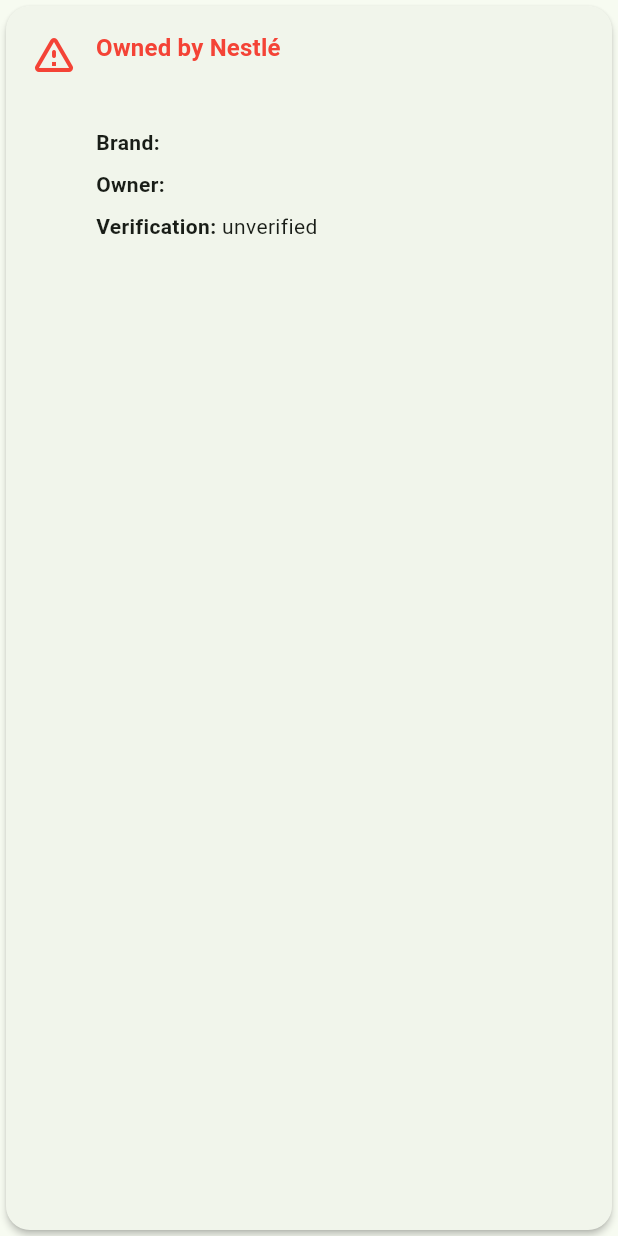
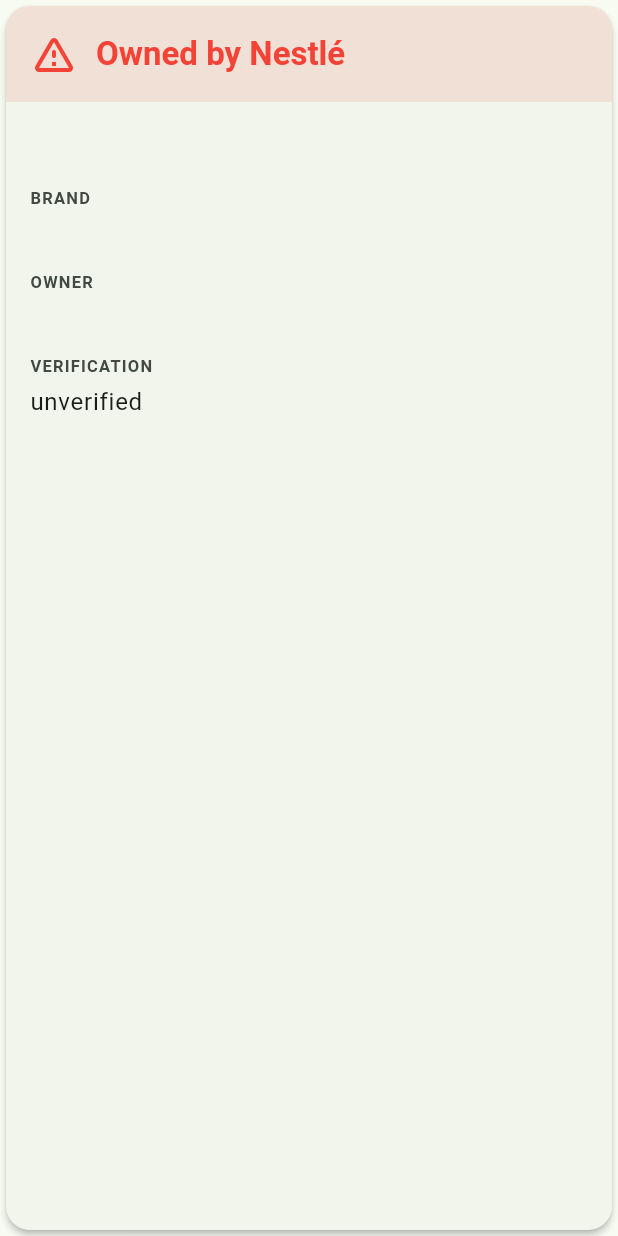
Before and after one commit to MGHADERI-25/whoownsit, a Flutter app: the _OwnershipResultCard widget shown alone on an empty page, opened directly with empty values, on a phone screen of 412 x 824 dp. Run offline on Flutter 3.47's test engine with Material 3 defaults, Android fonts, the light colour scheme and no system bars; our stand-ins replace dio; missing offline and left inert: mobile_scanner.

Commit message:
Polish ownership result card styling

```diff
--- a/lib/features/product_lookup/presentation/manual_barcode_lookup_screen.dart
+++ b/lib/features/product_lookup/presentation/manual_barcode_lookup_screen.dart
@@ -162,44 +162,56 @@
     final presentation = _presentationForStatus(result.status);
 
     return Card(
-      elevation: 2,
-      child: Padding(
+      child: Column(
+        crossAxisAlignment: CrossAxisAlignment.stretch,
+        children: [
+          Container(
             padding: const EdgeInsets.all(16),
+            decoration: BoxDecoration(
+              color: presentation.color.withValues(alpha: 0.12),
+              borderRadius: const BorderRadius.vertical(
+                top: Radius.circular(16),
+              ),
+            ),
             child: Row(
-          crossAxisAlignment: CrossAxisAlignment.start,
               children: [
                 Icon(presentation.icon, color: presentation.color, size: 32),
                 const SizedBox(width: 12),
                 Expanded(
-              child: Column(
-                crossAxisAlignment: CrossAxisAlignment.start,
-                children: [
-                  Text(
+                  child: Text(
                     presentation.title,
-                    style: theme.textTheme.titleMedium?.copyWith(
+                    style: theme.textTheme.titleLarge?.copyWith(
                       fontWeight: FontWeight.bold,
                       color: presentation.color,
                     ),
                   ),
-                  const SizedBox(height: 8),
-                  Text(result.message),
+                ),
+              ],
+            ),
+          ),
+          Padding(
+            padding: const EdgeInsets.all(16),
+            child: Column(
+              crossAxisAlignment: CrossAxisAlignment.stretch,
+              children: [
+                Text(result.message, style: theme.textTheme.bodyLarge),
                 if (result.matchedBrandName != null) ...[
-                    const SizedBox(height: 12),
-                    _ResultDetailRow(
+                  const SizedBox(height: 16),
+                  _ResultDetailBlock(
                     label: 'Brand',
                     value: result.matchedBrandName!,
                   ),
                 ],
                 if (result.ownerCompanyName != null) ...[
-                    const SizedBox(height: 8),
-                    _ResultDetailRow(
+                  const SizedBox(height: 12),
+                  _ResultDetailBlock(
                     label: 'Owner',
                     value: result.ownerCompanyName!,
                   ),
                 ],
                 if (result.verificationStatus != null) ...[
-                    const SizedBox(height: 8),
-                    _ResultDetailRow(
+                  const SizedBox(height: 12),
+                  _ResultDetailBlock(
                     label: 'Verification',
                     value: result.verificationStatus!.name,
                   ),
@@ -208,7 +220,6 @@
             ),
           ),
         ],
-        ),
       ),
     );
   }
@@ -254,8 +265,8 @@
   }
 }
 
-class _ResultDetailRow extends StatelessWidget {
-  const _ResultDetailRow({required this.label, required this.value});
+class _ResultDetailBlock extends StatelessWidget {
+  const _ResultDetailBlock({required this.label, required this.value});
 
   final String label;
   final String value;
@@ -264,17 +275,20 @@
   Widget build(BuildContext context) {
     final theme = Theme.of(context);
 
-    return RichText(
-      text: TextSpan(
-        style: theme.textTheme.bodyMedium,
+    return Column(
+      crossAxisAlignment: CrossAxisAlignment.start,
       children: [
-          TextSpan(
-            text: '$label: ',
-            style: const TextStyle(fontWeight: FontWeight.bold),
+        Text(
+          label.toUpperCase(),
+          style: theme.textTheme.labelSmall?.copyWith(
+            fontWeight: FontWeight.bold,
+            color: theme.colorScheme.onSurfaceVariant,
+            letterSpacing: 0.8,
           ),
-          TextSpan(text: value),
+        ),
+        const SizedBox(height: 4),
+        Text(value, style: theme.textTheme.bodyLarge),
       ],
-      ),
     );
   }
 }
```
Lines whose indentation alone changed are shown as unchanged.
